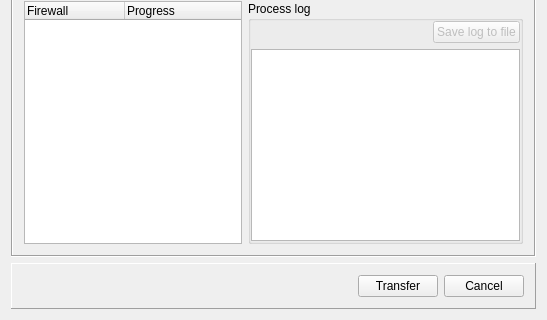
The window that src/gui/transferdialog_q.ui (fwbuilder/fwbuilder) describes before a commit, drawn with Qt 5; both pictures show x 0 to 547 and y 307 to 627 of the 547 by 627 pixel window.
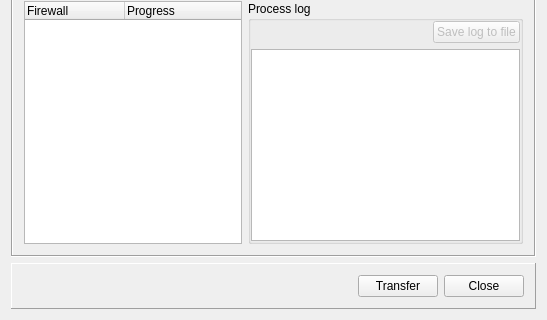
The same window after the commit. Icons and pictures are not drawn.

Commit message: Use 'Close' button to close transfer dialog.

Diff of the .ui file:
```diff
--- a/src/gui/transferdialog_q.ui
+++ b/src/gui/transferdialog_q.ui
@@ -278,7 +278,7 @@
       <item row="0" column="2" >
        <widget class="QPushButton" name="cancelButton" >
         <property name="text" >
-         <string>Cancel</string>
+         <string>Close</string>
         </property>
        </widget>
       </item>
```
Left out of the diff: 6 changed lines with no effect on the pictures. The commit also changes 1 other file.
